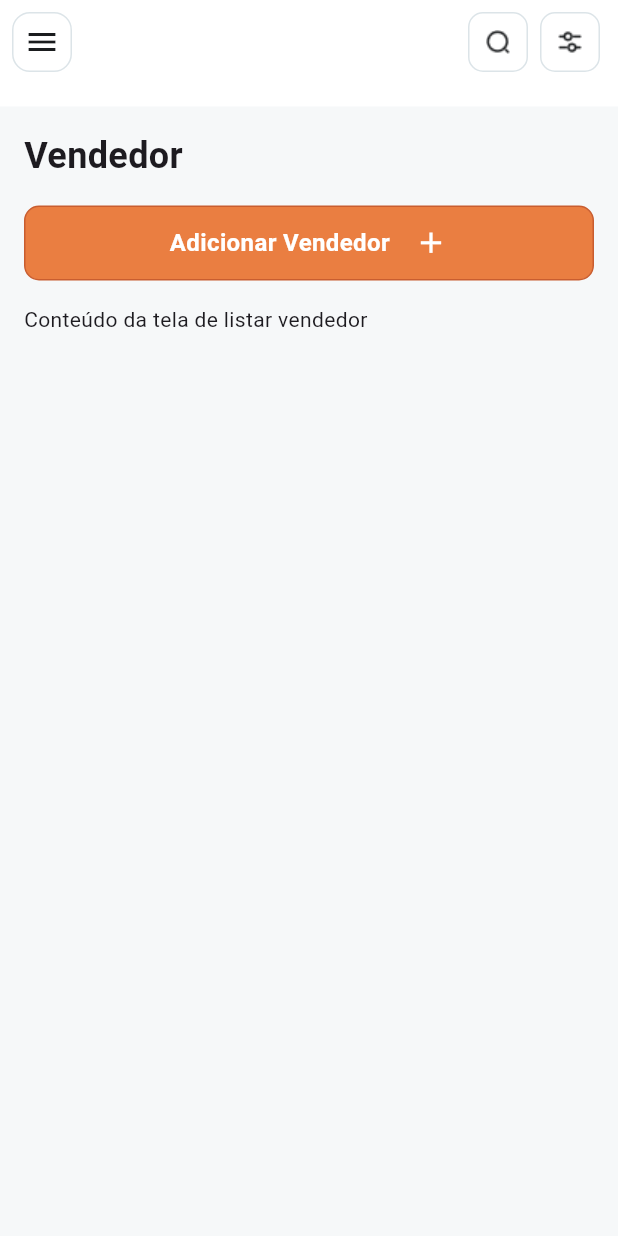
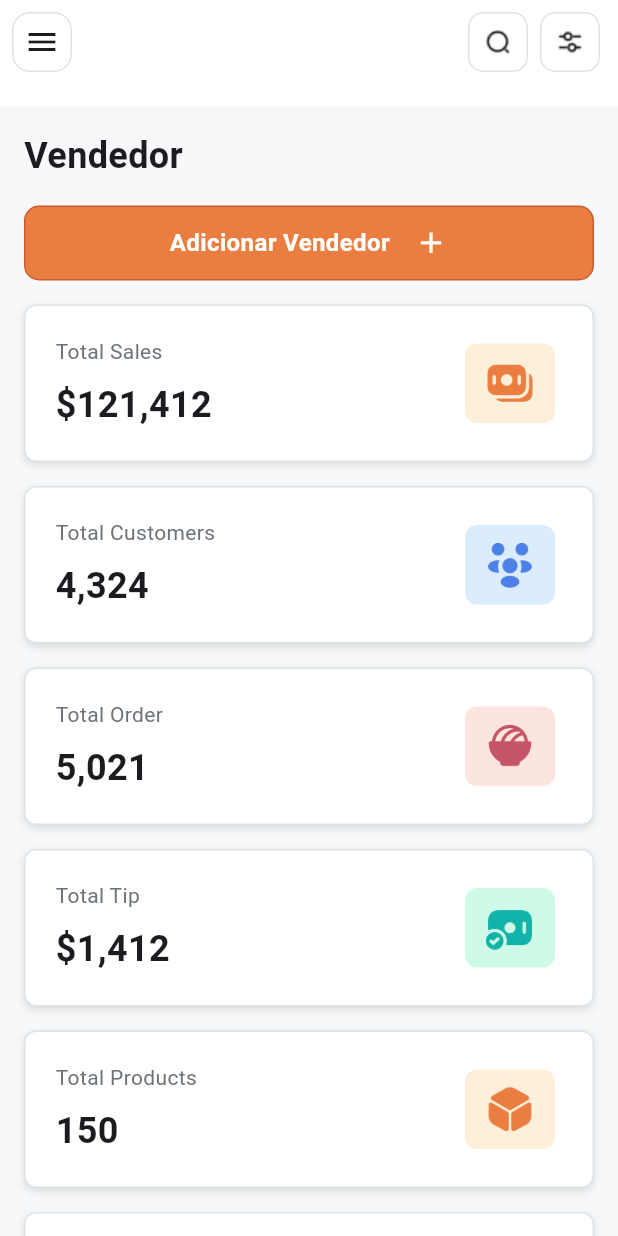
Before and after one commit to wellingtonasilva/tasko-mobile, a Flutter app: the screen it shows after launch, on a phone screen of 412 x 824 dp. Run offline on Flutter 3.47's test engine with Material 3 defaults, Android fonts, the phone set to English and light mode, and no system bars; our stand-ins replace dropdown_button2, flutter_riverpod, sqflite; accounts and stored records are empty; network calls fail; Roboto replaces fonts that are missing (Manrope).

Commit message:
Adicionado cards de resumo

```diff
--- a/lib/common/colors/colors_styles.dart
+++ b/lib/common/colors/colors_styles.dart
@@ -35,6 +35,7 @@ const kColorStyleErrorDarkDefault = Color(0xFFC65468);
 const kColorStyleErrorLight400 = Color(0xFFDC7D85);
 const kColorStyleErrorLight300 = Color(0xFFED9C9B);
 const kColorStyleErrorLight200 = Color(0xFFF9C6BF);
+const kColorStyleErrorLight100 = Color(0xFFFCE4DF);
 const kColorStyleErrorLightDefault = Color(0xFFF9C6BF);
 
 // Warning
@@ -65,6 +66,7 @@ const kColorStyleSecondinaryDark900 = Color(0xFF04070E);
 const kColorStyleSecondinaryDark800 = Color(0xFF080B11);
 const kColorStyleSecondinaryDark700 = Color(0xFF0D1015);
 const kColorStyleSecondinaryDark600 = Color(0xFF131619);
+const kColorStyleSecondinaryDark200 = Color(0xFFDCE4E8);
 const kColorStyleSecondinaryDarkDefault = Color(0xFF1A1C1E);
 const kColorStyleSecondinaryLight400 = Color(0xFF6C7278);
 const kColorStyleSecondinaryLight300 = Color(0xFFACB5BB);
--- /dev/null
+++ b/lib/common/widgets/dashboard/custom_dashboard_card_default.dart
@@ -0,0 +1,92 @@
+import 'package:flutter/material.dart';
+import 'package:flutter/widget_previews.dart';
+import 'package:tasko_mobile/common/colors/colors_styles.dart';
+import 'package:tasko_mobile/common/colors/text_styles.dart';
+
+class CustomDashboardCardDefault extends StatelessWidget {
+  final String title;
+  final String value;
+  final Image icon;
+  final Color? iconBackgroundColor;
+
+  const CustomDashboardCardDefault({
+    super.key,
+    required this.title,
+    required this.value,
+    required this.icon,
+    this.iconBackgroundColor,
+  });
+
+  @override
+  Widget build(BuildContext context) {
+    return Container(
+      height: 105,
+      decoration: BoxDecoration(
+        color: Colors.white,
+        borderRadius: BorderRadius.circular(8),
+        border: Border.all(color: kColorStyleSecondinaryDark200, width: 1),
+        boxShadow: const [
+          BoxShadow(
+            color: Color(0x1F000000),
+            blurRadius: 4,
+            offset: Offset(0, 2),
+          ),
+        ],
+      ),
+      child: Padding(
+        padding: const EdgeInsets.all(20),
+        child: Row(
+          children: [
+            Expanded(
+              child: Column(
+                crossAxisAlignment: CrossAxisAlignment.start,
+                mainAxisAlignment: MainAxisAlignment.spaceAround,
+                children: [
+                  Text(
+                    title,
+                    style: kTestStyleRegularText14.copyWith(
+                      color: kColorStyleSecondinaryLight400,
+                    ),
+                  ),
+                  const SizedBox(height: 8.0),
+                  Text(value, style: kTestStyleBoldText24),
+                ],
+              ),
+            ),
+            Padding(
+              padding: const EdgeInsets.all(5.0),
+              child: Container(
+                width: 60,
+                decoration: BoxDecoration(
+                  color:
+                      iconBackgroundColor ??
+                      kColorStylePrimaryNeutralPaletteLight100,
+                  borderRadius: BorderRadius.circular(8),
+                ),
+                child: Center(
+                  child: Padding(
+                    padding: const EdgeInsets.all(5.0),
+                    child: icon,
+                  ),
+                ),
+              ),
+            ),
+          ],
+        ),
+      ),
+    );
+  }
+}
+
+@Preview(name: 'Custom Dashboard Mini Item')
+Widget customDashboardMiniItemPreview() {
+  return CustomDashboardCardDefault(
+    title: 'Total Sales',
+    value: '\$121,412',
+    icon: Image.asset(
+      'assets/images/pos_icon_setting.png',
+      color: kColorStyleSecondinaryDarkDefault,
+      width: 24,
+    ),
+  );
+}
--- a/lib/ui/feature/vendedor/listar/vendedor_listar_screen.dart
+++ b/lib/ui/feature/vendedor/listar/vendedor_listar_screen.dart
@@ -6,6 +6,7 @@ import 'package:tasko_mobile/common/widgets/appbar/custom_app_bar_default.dart';
 import 'package:tasko_mobile/common/widgets/appbar/custom_titulo_bar_default.dart';
 import 'package:tasko_mobile/common/widgets/buttons/custom_button_primary.dart';
 import 'package:tasko_mobile/common/widgets/buttons/custom_button_secondary.dart';
+import 'package:tasko_mobile/common/widgets/dashboard/custom_dashboard_card_default.dart';
 import 'package:tasko_mobile/common/widgets/list/custom_list_view.dart';
 import 'package:tasko_mobile/domain/vendedor/response/vendedor_response.dart';
 import 'package:tasko_mobile/ui/feature/vendedor/listar/vendedor_listar_view_model.dart';
@@ -73,7 +74,12 @@ class _VendedorListarScreenState extends BaseScreenState<VendedorListarScreen> {
       },
       child: Scaffold(
         backgroundColor: kColorStylePrimaryNeutralPaletteLightDefault,
-        body: Center(
+        body: RefreshIndicator(
+          onRefresh: () async {
+            return viewModel.listarVendedoresCommand.execute();
+          },
+          child: SingleChildScrollView(
+            child: Center(
               child: Padding(
                 padding: const EdgeInsets.only(top: 15.0),
                 child: Container(
@@ -96,16 +102,131 @@ class _VendedorListarScreenState extends BaseScreenState<VendedorListarScreen> {
                           trailingIcon: Icons.add,
                         ),
                       ),
-                  Expanded(
-                    child: SingleChildScrollView(
+                      Padding(
                         padding: const EdgeInsets.all(8.0),
-                      child: Text(
-                        'Conteúdo da tela de listar vendedor',
-                        style: Theme.of(context).textTheme.bodyMedium,
+                        child: CustomDashboardCardDefault(
+                          title: 'Total Sales',
+                          value: '\$121,412',
+                          icon: Image.asset(
+                            'assets/images/pos_icon_moneys.png',
+                            color: kColorStylePrimaryNeutralPaletteDark500,
+                            width: 35,
                           ),
+                          iconBackgroundColor:
+                              kColorStylePrimaryNeutralPaletteLight100,
+                        ),
+                      ),
+                      Padding(
+                        padding: const EdgeInsets.all(8.0),
+                        child: CustomDashboardCardDefault(
+                          title: 'Total Customers',
+                          value: '4,324',
+                          icon: Image.asset(
+                            'assets/images/pos_icon_people.png',
+                            color: kColorStyleInformationDarkDefault,
+                            width: 35,
+                          ),
+                          iconBackgroundColor:
+                              kColorStyleInformationLightDefault,
+                        ),
+                      ),
+                      Padding(
+                        padding: const EdgeInsets.all(8.0),
+                        child: CustomDashboardCardDefault(
+                          title: 'Total Order',
+                          value: '5,021',
+                          icon: Image.asset(
+                            'assets/images/pos_icon_bowl_food_fill.png',
+                            color: kColorStyleErrorDark500,
+                            width: 35,
+                          ),
+                          iconBackgroundColor: kColorStyleErrorLight100,
+                        ),
+                      ),
+                      Padding(
+                        padding: const EdgeInsets.all(8.0),
+                        child: CustomDashboardCardDefault(
+                          title: 'Total Tip',
+                          value: '\$1,412',
+                          icon: Image.asset(
+                            'assets/images/pos_icon_money_tick.png',
+                            color: kColorStyleSuccessDark500,
+                            width: 35,
+                          ),
+                          iconBackgroundColor: kColorStyleSuccessLightefault,
+                        ),
+                      ),
+                      Padding(
+                        padding: const EdgeInsets.all(8.0),
+                        child: CustomDashboardCardDefault(
+                          title: 'Total Products',
+                          value: '150',
+                          icon: Image.asset(
+                            'assets/images/pos_icon_box.png',
+                            color: kColorStylePrimaryNeutralPaletteDark500,
+                            width: 35,
+                          ),
+                          iconBackgroundColor:
+                              kColorStylePrimaryNeutralPaletteLight100,
+                        ),
+                      ),
+                      Padding(
+                        padding: const EdgeInsets.all(8.0),
+                        child: CustomDashboardCardDefault(
+                          title: 'Total Category Product',
+                          value: '06',
+                          icon: Image.asset(
+                            'assets/images/pos_icon_directbox_default.png',
+                            color: kColorStyleSuccessDark500,
+                            width: 35,
+                          ),
+                          iconBackgroundColor: kColorStyleSuccessLightefault,
+                        ),
+                      ),
+                      Padding(
+                        padding: const EdgeInsets.all(8.0),
+                        child: CustomDashboardCardDefault(
+                          title: 'Purchase Invoice',
+                          value: '543',
+                          icon: Image.asset(
+                            'assets/images/pos_icon_document_text.png',
+                            color: kColorStyleInformationDarkDefault,
+                            width: 35,
+                          ),
+                          iconBackgroundColor:
+                              kColorStyleInformationLightDefault,
+                        ),
+                      ),
+                      Padding(
+                        padding: const EdgeInsets.only(top: 5),
+                        child: CustomListView<VendedorResponse>(
+                          values: viewModel.vendedores,
+                          onTap: (value) {
+                            Navigator.push(
+                              context,
+                              MaterialPageRoute(
+                                builder: (context) =>
+                                    VendedorManterScreen(vendedorId: value.id),
+                              ),
+                            );
+                            /*
+                                context.pushNamed(
+                                  Routes.vendedorManter,
+                                  pathParameters: {'id': value.id.toString()},
+                                );
+                                */
+                          },
+                          getTitle: (value) => value.nomeVendedor,
+                          getSubtitle: (value) => value.numeroTelefone,
+
+                          onDelete: (vendedor, index) {
+                            _excluirVendedor(vendedor.id, index, vendedor);
+                          },
                         ),
                       ),
                     ],
+                  ),
+                ),
               ),
             ),
           ),
```
Also changed, not shown: pubspec.yaml (+7 -0 lines), assets/images/pos_icon_bowl_food_fill.png (added), assets/images/pos_icon_box.png (added), assets/images/pos_icon_directbox_default.png (added), assets/images/pos_icon_document_text.png (added), assets/images/pos_icon_money_tick.png (added), assets/images/pos_icon_moneys.png (added), assets/images/pos_icon_people.png (added). Lines whose indentation alone changed are shown as unchanged.
